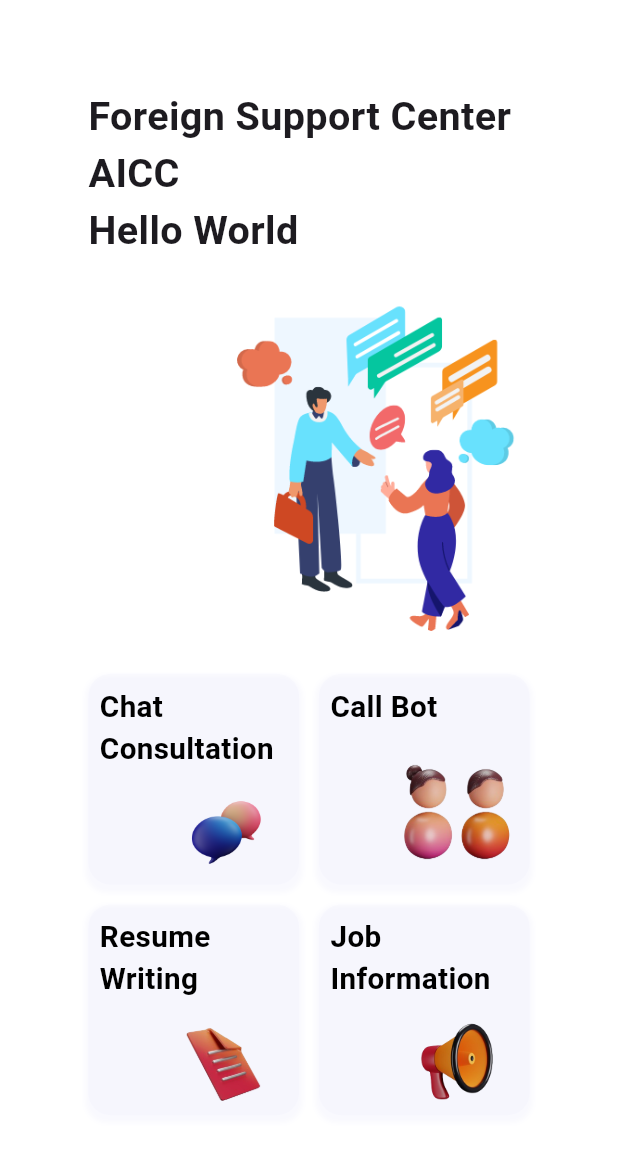
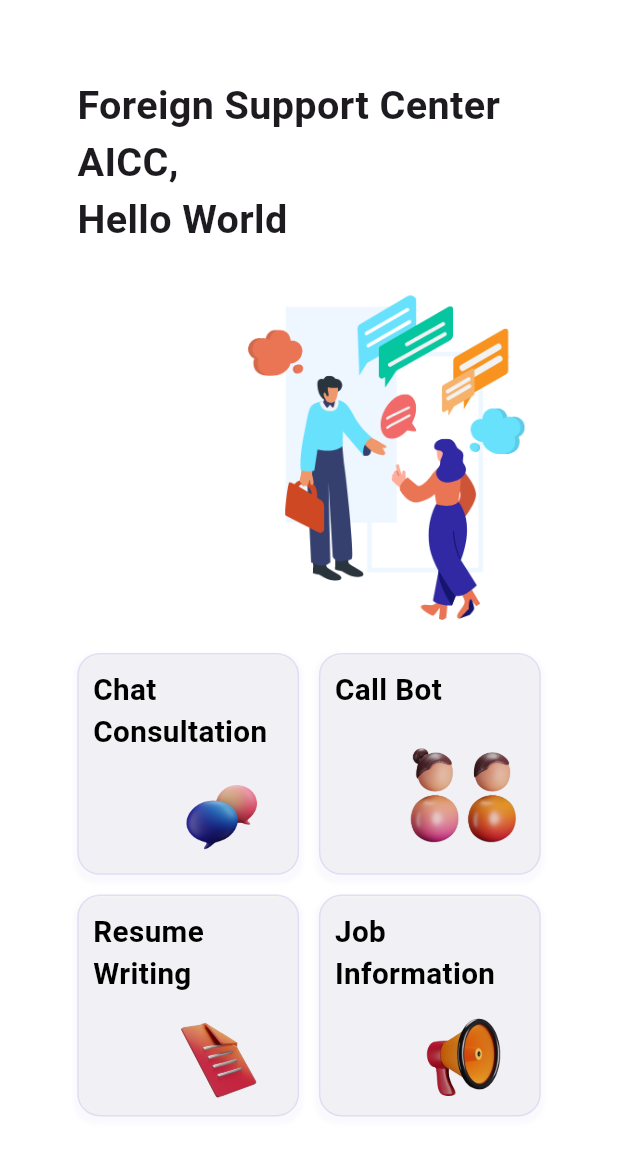
Before and after one commit to HelloWorld-AICC/HelloWorld-App, a Flutter app: the HomeScreen screen opened by its route, on a phone screen of 412 x 824 dp. Shown: the top 1156 px of the screen. Run offline on Flutter 3.47's test engine with Material 3 defaults, Android fonts, the phone set to English and light mode, and no system bars; our stand-ins replace dio, easy_localization, go_router, package_info_plus, shared_preferences, uni_links; accounts and stored records are empty; network calls fail.

```diff
--- a/lib/home_screen.dart
+++ b/lib/home_screen.dart
@@ -95,7 +95,7 @@ class _HomeScreenState extends State<HomeScreen> {
         return Scaffold(
           backgroundColor: Colors.white,
           body: Padding(
-            padding: EdgeInsets.all(paddingVal / 1.4),
+            padding: EdgeInsets.all(paddingVal / 1.6),
             child: Column(
               children: [
                 Container(
@@ -105,12 +105,12 @@ class _HomeScreenState extends State<HomeScreen> {
                     crossAxisAlignment: CrossAxisAlignment.start,
                     children: [
                       Text(
-                        "app_name",
+                        "${tr("app_name")},",
                         style: TextStyle(
                           fontSize: 32 * paddingVal / 100,
                           fontWeight: FontWeight.bold,
                         ),
-                      ).tr(),
+                      ),
                       Text(
                         "Hello World",
                         style: TextStyle(
@@ -123,7 +123,7 @@ class _HomeScreenState extends State<HomeScreen> {
                 ),
                 Container(
                   alignment: Alignment.centerRight,
-                  margin: EdgeInsets.only(bottom: 16 * paddingVal / 100),
+                  margin: EdgeInsets.only(bottom: 8 * paddingVal / 100),
                   child: SizedBox(
                     width: 250.0 * paddingVal / 100, // Width of the image
                     height: 300.0 * paddingVal / 100, // Height of the image
@@ -150,8 +150,7 @@ class _HomeScreenState extends State<HomeScreen> {
                             crossAxisCount: 2,
                             crossAxisSpacing: 8.0 * paddingVal / 50,
                             mainAxisSpacing: 8.0 * paddingVal / 50,
-                            childAspectRatio:
-                                1.0, // Aspect ratio for grid items
+                            childAspectRatio: 1, // Aspect ratio for grid items
                           ),
                           itemCount: 4,
                           itemBuilder: (context, index) {
@@ -171,8 +170,13 @@ class _HomeScreenState extends State<HomeScreen> {
                               child: Container(
                                 decoration: BoxDecoration(
                                   color:
-                                      const Color(0xFFB2B2F0).withOpacity(0.04),
+                                      const Color.fromARGB(255, 224, 224, 224)
+                                          .withOpacity(0.3),
                                   borderRadius: BorderRadius.circular(15.0),
+                                  border: Border.all(
+                                    color: const Color(0xFFB2B2F0)
+                                        .withOpacity(0.3),
+                                  ),
                                   boxShadow: [
                                     BoxShadow(
                                       color: const Color(0xFFB2B2F0)
@@ -184,7 +188,7 @@ class _HomeScreenState extends State<HomeScreen> {
                                   ],
                                 ),
                                 child: Padding(
-                                  padding: const EdgeInsets.all(1.0),
+                                  padding: const EdgeInsets.all(3.0),
                                   child: Column(
                                     crossAxisAlignment:
                                         CrossAxisAlignment.start,
@@ -204,7 +208,7 @@ class _HomeScreenState extends State<HomeScreen> {
                                       Expanded(
                                         child: Align(
                                           alignment: Alignment
-                                              .bottomRight, // Align image to bottom-right
+                                              .centerRight, // Align image to bottom-right
                                           child: Padding(
                                             padding: EdgeInsets.all(
                                                 8.0 * paddingVal / 100),
```
Also changed, not shown: lib/locale/first_launch_screen.dart (+6 -3 lines), lib/personal/view/my_page_screen.dart (+28 -5 lines).
